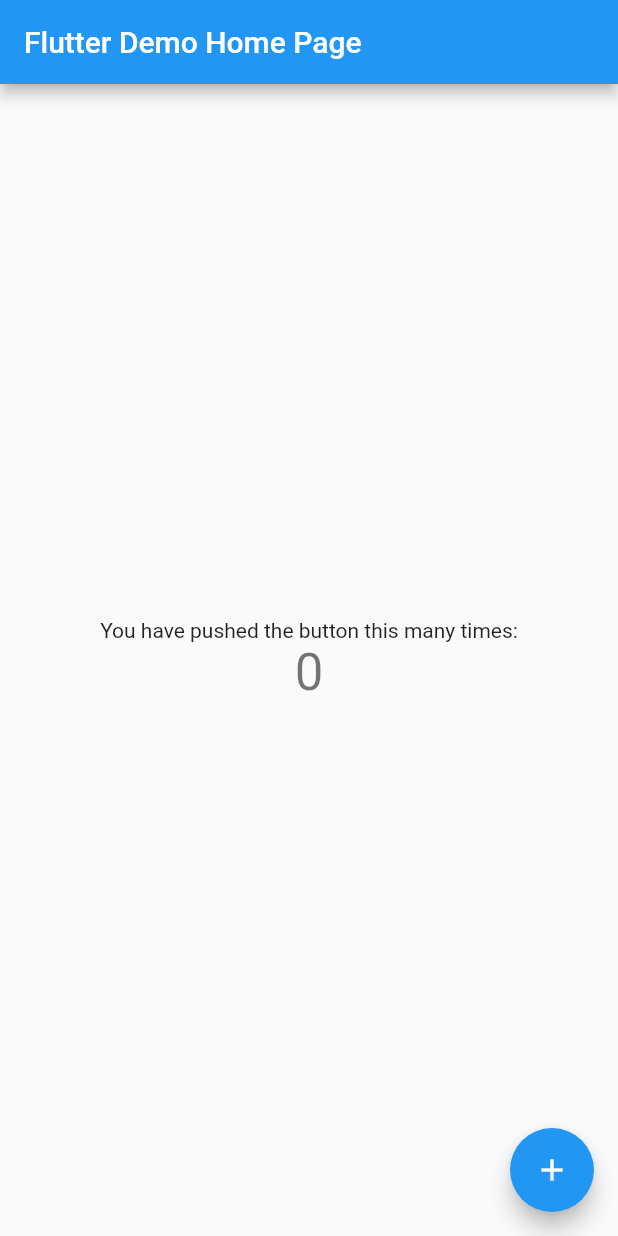
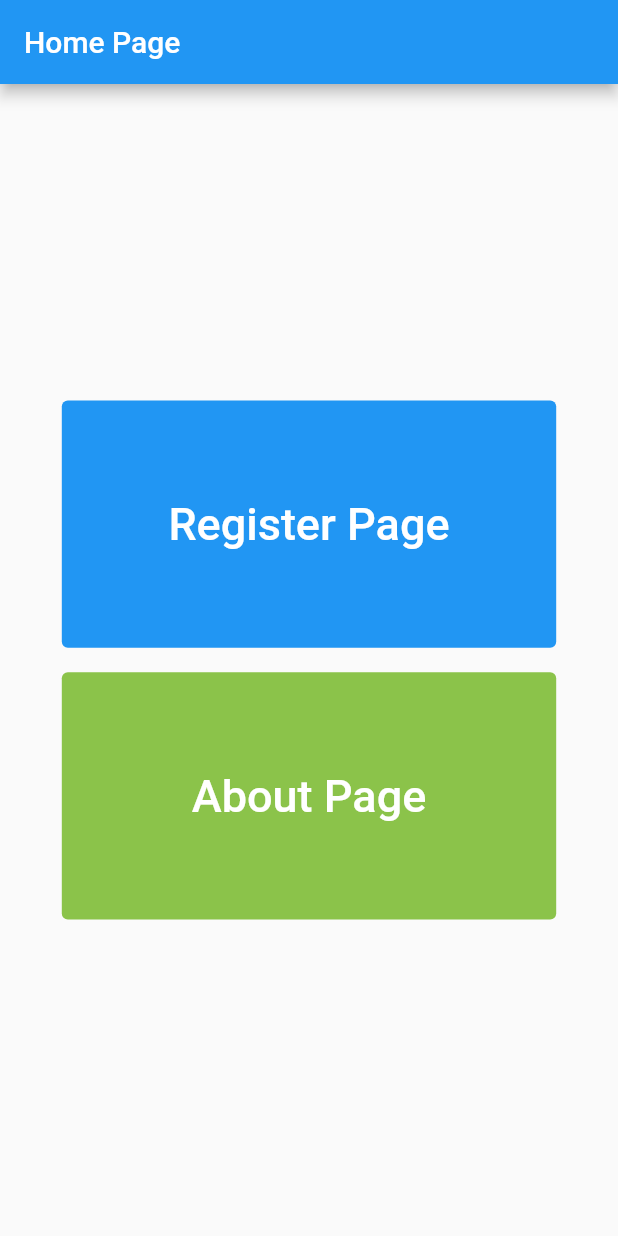
Before and after one commit to arduzj/flutter.gen.routes, a Flutter app: the screen it shows after launch, on a phone screen of 412 x 824 dp. Run offline on Flutter 3.47's test engine with Material 2 defaults, Android fonts, the phone set to English and light mode, and no system bars.

Commit message:
+ Main.dart updated     - Routes configred
+ Home page updated
    - Navigations buttons added
    - Navigation functions working

```diff
--- a/lib/main.dart
+++ b/lib/main.dart
@@ -1,8 +1,10 @@
 import 'package:flutter/material.dart';
 
-void main() {
-  runApp(const MyApp());
-}
+import 'package:flutter_routes/screens/home_page.dart';
+import 'package:flutter_routes/screens/register.dart';
+import 'package:flutter_routes/screens/about.dart';
+
+void main() => runApp(const MyApp());
 
 class MyApp extends StatelessWidget {
   const MyApp({super.key});
@@ -10,57 +12,17 @@ class MyApp extends StatelessWidget {
   @override
   Widget build(BuildContext context) {
     return MaterialApp(
-      title: 'Flutter Demo',
+      debugShowCheckedModeBanner: false,
+      title: 'Flutter Routes Example',
       theme: ThemeData(
-        primarySwatch: Colors.blue,
+        primaryColor: Colors.lightBlue,
       ),
-      home: const MyHomePage(title: 'Flutter Demo Home Page'),
+      initialRoute: 'home_page',
+      routes: {
+        'home_page' : (_) => const HomePage(),
+        'register_page' : (_) => const RegisterPage(),
+        'about_page' : (_) => const AboutPage()
+      },
     );
   }
 }
-
-class MyHomePage extends StatefulWidget {
-  const MyHomePage({super.key, required this.title});
-  final String title;
-
-  @override
-  State<MyHomePage> createState() => _MyHomePageState();
-}
-
-class _MyHomePageState extends State<MyHomePage> {
-  int _counter = 0;
-
-  void _incrementCounter() {
-    setState(() {
-      _counter++;
-    });
-  }
-
-  @override
-  Widget build(BuildContext context) {
-    return Scaffold(
-      appBar: AppBar(
-        title: Text(widget.title),
-      ),
-      body: Center(
-        child: Column(
-          mainAxisAlignment: MainAxisAlignment.center,
-          children: <Widget>[
-            const Text(
-              'You have pushed the button this many times:',
-            ),
-            Text(
-              '$_counter',
-              style: Theme.of(context).textTheme.headline4,
-            ),
-          ],
-        ),
-      ),
-      floatingActionButton: FloatingActionButton(
-        onPressed: _incrementCounter,
-        tooltip: 'Increment',
-        child: const Icon(Icons.add),
-      ),
-    );
-  }
-}
--- /dev/null
+++ b/lib/screens/about.dart
@@ -0,0 +1,10 @@
+import 'package:flutter/material.dart';
+
+class AboutPage extends StatelessWidget {
+  const AboutPage({super.key});
+
+  @override
+  Widget build(BuildContext context) {
+    return const Text('About page');
+  }
+}
--- /dev/null
+++ b/lib/screens/home_page.dart
@@ -0,0 +1,70 @@
+import 'package:flutter/material.dart';
+
+class HomePage extends StatelessWidget {
+  const HomePage({super.key});
+
+  @override
+  Widget build(BuildContext context) {
+    Size mq = MediaQuery.of(context).size;
+
+    return SafeArea(
+      child: Scaffold(
+        appBar: AppBar(
+          title: const Text('Home Page'),
+        ),
+        body: Center(
+          child: Column(
+            mainAxisAlignment: MainAxisAlignment.center,
+            crossAxisAlignment: CrossAxisAlignment.center,
+            children: [
+
+              //REGISTER PAGE button
+              SizedBox(
+                width: mq.width * .8,
+                height: mq.height * .2,
+                child: TextButton(
+                  style: const ButtonStyle(
+                    backgroundColor: MaterialStatePropertyAll(Colors.blue),
+                  ),
+                  child: const Text(
+                    "Register Page",
+                    style: TextStyle(
+                      color: Colors.white,
+                      fontSize: 30,
+                    ),
+                  ),
+                  onPressed: () {
+                   int a = 1;
+                  }
+                ),
+              ),
+
+              SizedBox(height: mq.height * .02,),
+
+              //ABOUT PAGE button
+              SizedBox(
+                width: mq.width * .8,
+                height: mq.height * .2,
+                child: TextButton(
+                  style: const ButtonStyle(
+                    backgroundColor: MaterialStatePropertyAll(Colors.lightGreen),
+                  ),
+                  child: const Text(
+                    "About Page",
+                    style: TextStyle(
+                      color: Colors.white,
+                      fontSize: 30,
+                    ),
+                  ),
+                  onPressed: () {
+                   int a = 1;
+                  }
+                ),
+              )
+            ]
+          ),
+        ),
+      ),
+    );
+  }
+}
--- /dev/null
+++ b/lib/screens/register.dart
@@ -0,0 +1,10 @@
+import 'package:flutter/material.dart';
+
+class RegisterPage extends StatelessWidget {
+  const RegisterPage({super.key});
+
+  @override
+  Widget build(BuildContext context) {
+    return const Text('Pagina de registro');
+  }
+}
```
